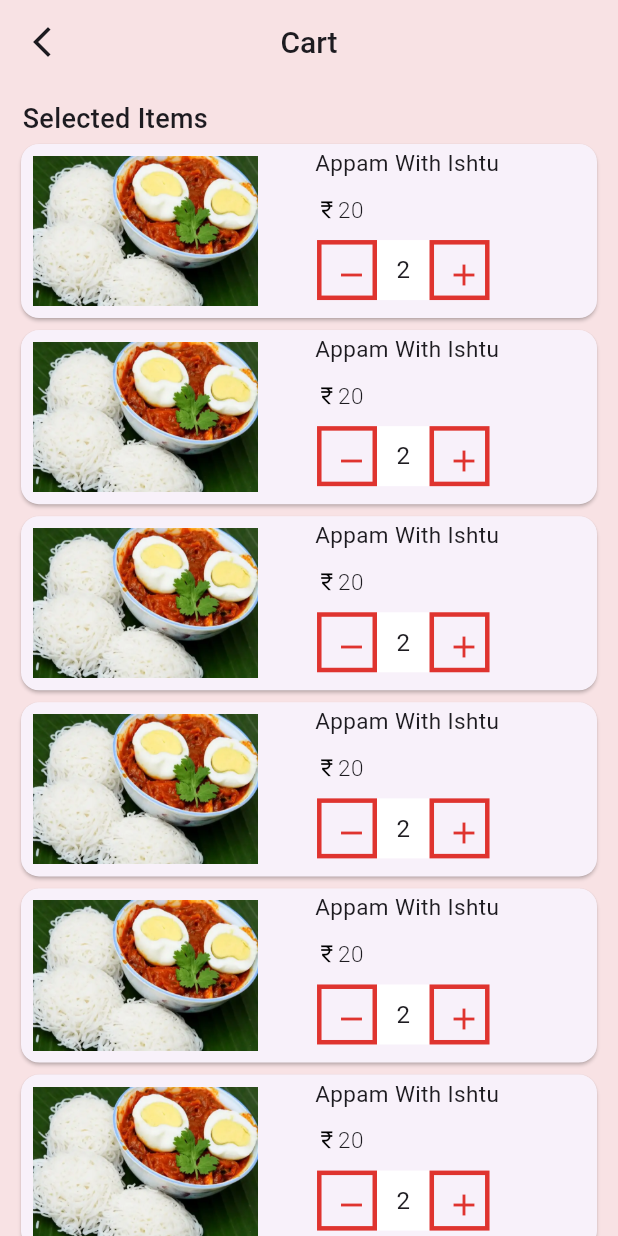
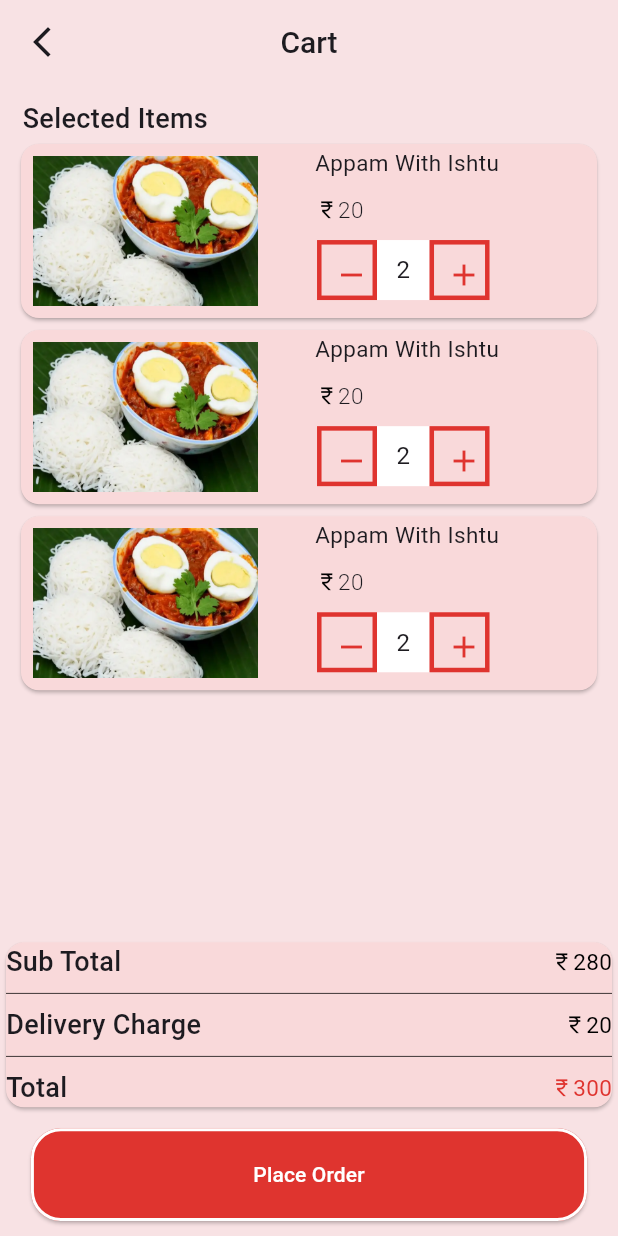
Before and after one commit to arjun2020-py/online-Food-delivery-app, a Flutter app: the CartScreen screen opened directly, on a phone screen of 412 x 824 dp. Run offline on Flutter 3.47's test engine with Material 2 defaults, Android fonts, the light colour scheme and no system bars; our stand-ins replace carousel_slider, get.

Commit message:
place order section in cart  section done

```diff
--- a/online_food_order/lib/ utils/custom_color.dart
+++ b/online_food_order/lib/ utils/custom_color.dart
@@ -7,4 +7,5 @@ class CustomColor {
   Color blackColor = Colors.black;
   Color greyColor = Colors.grey;
   Color transparentColor = Colors.transparent;
+  Color cutomCardColor = Color(0xfff9d9da);
 }
--- a/online_food_order/lib/interlization/interlization.dart
+++ b/online_food_order/lib/interlization/interlization.dart
@@ -61,7 +61,11 @@ class Internationalization extends Translations {
           LocalName.buyNow: 'Buy Now',
           LocalName.ingredients: "Ingredients",
           LocalName.cart: "Cart",
-          LocalName.selectedItems: "Selected Items"
+          LocalName.selectedItems: "Selected Items",
+          LocalName.subTotal: "Sub Total",
+          LocalName.deliveryCharge: "Delivery Charge",
+          LocalName.total: "Total",
+          LocalName.placeOrder : "Place Order"
         }
       };
 }
@@ -123,4 +127,8 @@ class LocalName {
   static String ingredients = 'ingredients';
   static String cart = 'cart';
   static String selectedItems = 'selected_items';
+  static String subTotal = 'sub_total';
+  static String deliveryCharge = 'delivery_charge';
+  static String total = 'total';
+  static String placeOrder = 'place_order';
 }
--- a/online_food_order/lib/screen/main/screen/cartScreen/cart_screen.dart
+++ b/online_food_order/lib/screen/main/screen/cartScreen/cart_screen.dart
@@ -2,12 +2,14 @@ import 'package:flutter/material.dart';
 import 'package:get/get.dart';
 import 'package:online_food_order/%20utils/custom_color.dart';
 import 'package:online_food_order/%20utils/custom_image.dart';
+import 'package:online_food_order/customWidget/custom_elev_butt_widget.dart';
 import 'package:online_food_order/customWidget/custom_text_widget.dart';
 import 'package:online_food_order/customWidget/cutom_image_widget.dart';
 import 'package:online_food_order/screen/main/screen/homeScreen/compoents/custom_price_widget.dart';
 
 import '../../../../interlization/interlization.dart';
 import '../detailedFoodScreen/compoents/custom_add_remove_widget.dart';
+import 'compoents/clalaulate_price.dart';
 
 class CartScreen extends StatelessWidget {
   const CartScreen({super.key});
@@ -41,11 +43,12 @@ class CartScreen extends StatelessWidget {
           Expanded(
             child: ListView.builder(
               shrinkWrap: true,
-              itemCount: 10,
+              itemCount: 3,
               itemBuilder: (BuildContext context, int index) {
                 return Padding(
                   padding: const EdgeInsets.only(left: 10, right: 10),
                   child: Card(
+                    color: CustomColor().cutomCardColor,
                     child: Row(
                       crossAxisAlignment: CrossAxisAlignment.center,
                       children: [
@@ -124,6 +127,49 @@ class CartScreen extends StatelessWidget {
               },
             ),
           ),
+          Card(
+            color: CustomColor().cutomCardColor,
+            child: Column(
+              children: [
+                CalualatePriceWidget(
+                  price: '280',
+                  text: LocalName.subTotal.tr,
+                ),
+                Divider(
+                  color: CustomColor().blackColor,
+                  thickness: 0.5,
+                ),
+                CalualatePriceWidget(
+                    text: LocalName.deliveryCharge.tr, price: '20'),
+                Divider(
+                  color: CustomColor().blackColor,
+                  thickness: 0.5,
+                ),
+                CalualatePriceWidget(
+                  text: LocalName.total.tr,
+                  price: '300',
+                  color: CustomColor().buttonColor,
+                  priceColor: CustomColor().buttonColor,
+                )
+              ],
+            ),
+          ),
+          SizedBox(
+            height: 10,
+          ),
+          Center(
+            child: CustomElevButton(
+                text: LocalName.placeOrder.tr,
+                onpressed: () {},
+                textColor: CustomColor().whiteColor,
+                buttonBgColor: CustomColor().buttonColor,
+                buttonRadius: 20,
+                sizedBoxWidth: 0.9,
+                sizedBoxHieght: 0.15),
+          ),
+          SizedBox(
+            height: 10,
+          )
         ],
       ),
     );
--- /dev/null
+++ b/online_food_order/lib/screen/main/screen/cartScreen/compoents/clalaulate_price.dart
@@ -0,0 +1,38 @@
+import 'package:flutter/material.dart';
+import 'package:get/get.dart';
+
+import '../../../../../ utils/custom_color.dart';
+import '../../../../../customWidget/custom_text_widget.dart';
+import '../../../../../interlization/interlization.dart';
+
+class CalualatePriceWidget extends StatelessWidget {
+  const CalualatePriceWidget(
+      {super.key, required this.text, required this.price, this.color,this.priceColor});
+  final String text;
+  final String price;
+  final Color? color;
+  final Color? priceColor;
+  @override
+  Widget build(BuildContext context) {
+    return Row(
+      children: [
+        CustomTextWidget(fontSize: 18, fontWeight: FontWeight.w500, text: text),
+        Spacer(),
+        Row(
+          children: [
+            Icon(
+              Icons.currency_rupee_outlined,
+              size: 15,
+              color:priceColor ?? CustomColor().blackColor,
+            ),
+            CustomTextWidget(
+                fontSize: 15,
+                fontWeight: FontWeight.w400,
+                text: price,
+                color: color ?? CustomColor().blackColor),
+          ],
+        ),
+      ],
+    );
+  }
+}
```
